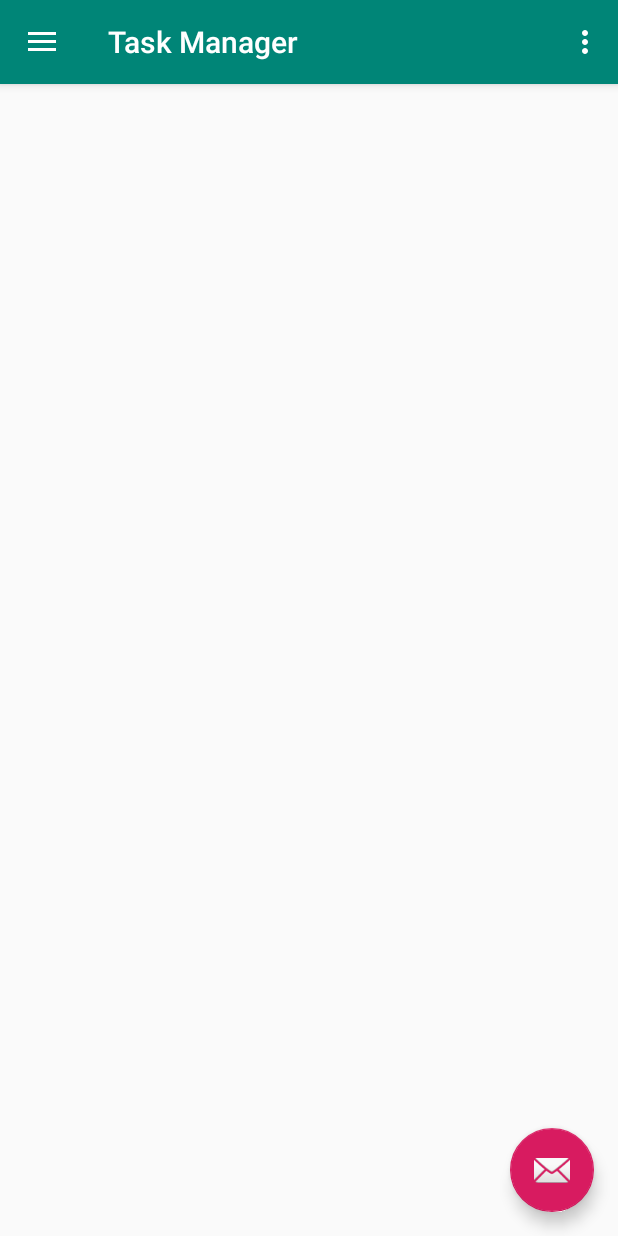
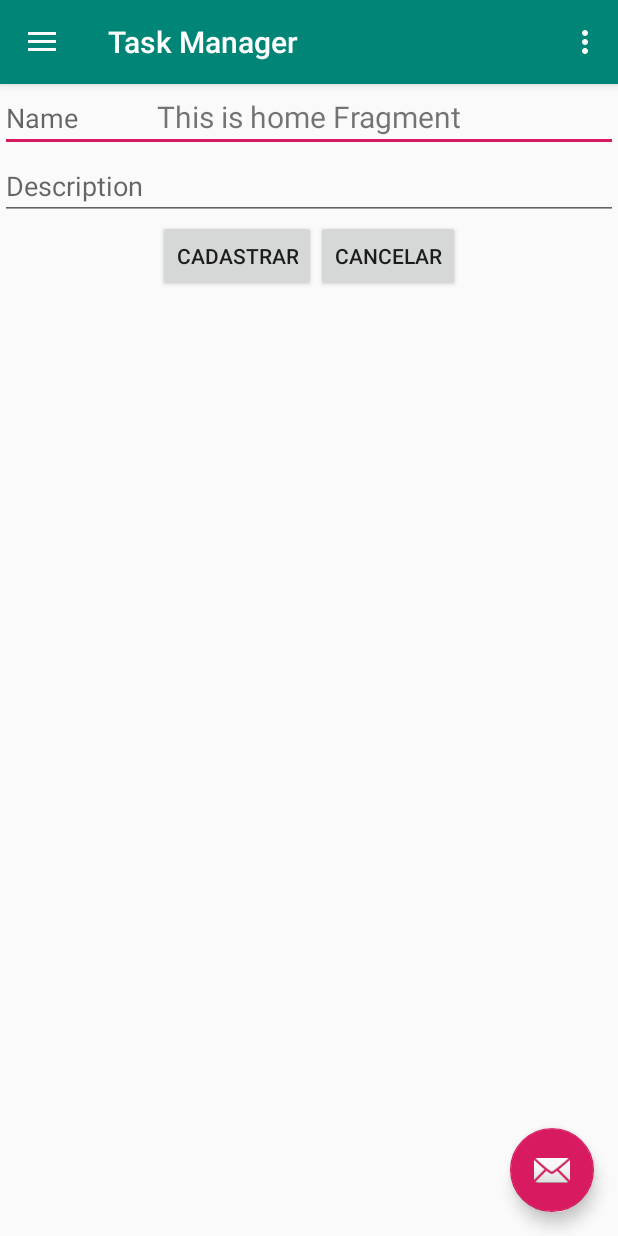
Before and after one commit to WesleyLeocadio/Task-Manager, an Android app: the MainActivity screen opened directly, with no data from a screen before it, after a tap on "Home", on a phone screen of 412 x 824 dp. Run offline under Robolectric (Android 15) with nearby library versions, the phone set to English and light mode, and no system bars; 1 other tap on this screen came first.

Commit message:
fragments criadas

```diff
--- a/app/build.gradle
+++ b/app/build.gradle
@@ -36,6 +36,7 @@ dependencies {
     implementation 'androidx.lifecycle:lifecycle-extensions:2.0.0'
     implementation 'androidx.navigation:navigation-fragment-ktx:2.0.0'
     implementation 'androidx.navigation:navigation-ui-ktx:2.0.0'
+    implementation 'androidx.legacy:legacy-support-v4:1.0.0'
     testImplementation 'junit:junit:4.12'
     androidTestImplementation 'androidx.test:runner:1.1.1'
     androidTestImplementation 'androidx.test.espresso:espresso-core:3.1.1'
--- /dev/null
+++ b/app/src/main/java/com/example/taskmanager/ui/subject/RegisterSubjectFragment.kt
@@ -0,0 +1,36 @@
+package com.example.taskmanager.ui.subject
+
+import android.os.Bundle
+import androidx.fragment.app.Fragment
+import android.view.LayoutInflater
+import android.view.View
+import android.view.ViewGroup
+import com.example.taskmanager.R
+
+
+class RegisterSubjectFragment : Fragment() {
+
+    override fun onCreate(savedInstanceState: Bundle?) {
+        super.onCreate(savedInstanceState)
+
+    }
+
+    override fun onCreateView(
+        inflater: LayoutInflater, container: ViewGroup?,
+        savedInstanceState: Bundle?
+    ): View? {
+
+        return inflater.inflate(R.layout.fragment_register_subject, container, false)
+    }
+
+
+
+
+
+
+
+
+
+
+
+}
--- a/app/src/main/java/com/example/taskmanager/views/MainActivity.kt
+++ b/app/src/main/java/com/example/taskmanager/views/MainActivity.kt
@@ -2,21 +2,19 @@ package com.example.taskmanager.views
 
 import android.content.Intent
 import android.os.Bundle
-import androidx.navigation.findNavController
-import androidx.navigation.ui.AppBarConfiguration
-import androidx.navigation.ui.navigateUp
-import androidx.navigation.ui.setupActionBarWithNavController
-import androidx.navigation.ui.setupWithNavController
 import androidx.drawerlayout.widget.DrawerLayout
 import com.google.android.material.navigation.NavigationView
 import androidx.appcompat.app.AppCompatActivity
 import androidx.appcompat.widget.Toolbar
 import android.view.Menu
 import android.view.MenuItem
-import android.widget.Toast
 import androidx.appcompat.app.ActionBarDrawerToggle
 import androidx.core.view.GravityCompat
+import androidx.fragment.app.Fragment
 import com.example.taskmanager.R
+import com.example.taskmanager.ui.done.DoneFragment
+import com.example.taskmanager.ui.subject.RegisterSubjectFragment
+import com.example.taskmanager.ui.todo.TodoFragment
 import com.example.taskmanager.util.SecurityPreferences
 
 class MainActivity : AppCompatActivity(), NavigationView.OnNavigationItemSelectedListener {
@@ -70,14 +68,22 @@ class MainActivity : AppCompatActivity(), NavigationView.OnNavigationItemSelecte
     override fun onNavigationItemSelected(item: MenuItem): Boolean {
 
         val id = item.itemId
+        var fm = supportFragmentManager
+        var fl:Fragment?=null
+        when (item.itemId) {
+            R.id.nav_home -> fm.beginTransaction().replace(R.id.nav_host_fragment,
+                RegisterSubjectFragment(), "Fragment 1").commit()
+            R.id.nav_done -> fm.beginTransaction().replace(R.id.nav_host_fragment,
+                DoneFragment(), "Fragment 1").commit()
 
-        when (item.itemId) {
-            R.id.nav_done -> Toast.makeText(this, "foi", Toast.LENGTH_LONG).show()
-            R.id.nav_todo -> Toast.makeText(this, "foi", Toast.LENGTH_LONG).show()
+            R.id.nav_todo -> fm.beginTransaction().replace(R.id.nav_host_fragment,
+                TodoFragment(), "Fragment 1").commit()
+
             R.id.nav_logout -> logout()
 
 
         }
+
 
         // Fecha o menu
         val drawer = findViewById<DrawerLayout>(R.id.drawer_layout)
--- a/app/src/main/res/layout/app_bar_main.xml
+++ b/app/src/main/res/layout/app_bar_main.xml
@@ -20,8 +20,8 @@
 
     </com.google.android.material.appbar.AppBarLayout>
 
-<!--     CONTEÚDO DA APLICAÇÃO
-    <include layout="@layout/content_main" />-->
+<!--     CONTEÚDO DA APLICAÇÃO-->
+    <include layout="@layout/content_main" />
 
     <com.google.android.material.floatingactionbutton.FloatingActionButton
         android:id="@+id/fab"
--- /dev/null
+++ b/app/src/main/res/layout/fragment_register_subject.xml
@@ -0,0 +1,48 @@
+<?xml version="1.0" encoding="utf-8"?>
+<FrameLayout xmlns:android="http://schemas.android.com/apk/res/android"
+    xmlns:tools="http://schemas.android.com/tools"
+    android:layout_width="match_parent"
+    android:layout_height="match_parent"
+    tools:context=".ui.subject.RegisterSubjectFragment">
+
+    <LinearLayout
+        android:layout_width="match_parent"
+        android:layout_height="match_parent"
+        android:orientation="vertical">
+
+        <EditText
+            android:id="@+id/txtName"
+            android:layout_width="match_parent"
+            android:layout_height="wrap_content"
+            android:hint="@string/name" />
+
+        <EditText
+            android:id="@+id/txtDescription"
+            android:layout_width="match_parent"
+            android:layout_height="wrap_content"
+            android:hint="@string/description" />
+
+
+        <LinearLayout
+            android:layout_width="match_parent"
+            android:layout_height="wrap_content"
+            android:layout_gravity="center"
+            android:gravity="center"
+            android:orientation="horizontal">
+
+            <Button
+                android:id="@+id/btnRegister"
+                android:layout_width="wrap_content"
+                android:layout_height="wrap_content"
+                android:text="@string/cadastrar" />
+
+            <Button
+                android:id="@+id/btnCancel"
+                android:layout_width="wrap_content"
+                android:layout_height="wrap_content"
+                android:text="@string/cancelar" />
+
+        </LinearLayout>
+    </LinearLayout>
+
+</FrameLayout>
--- a/app/src/main/res/menu/activity_main_drawer.xml
+++ b/app/src/main/res/menu/activity_main_drawer.xml
@@ -5,17 +5,21 @@
 
     <group android:checkableBehavior="single">
         <item
-            android:id="@+id/nav_done"
+            android:id="@+id/nav_home"
             android:icon="@drawable/ic_menu_camera"
             android:title="@string/menu_home" />
         <item
+            android:id="@+id/nav_done"
+            android:icon="@drawable/ic_menu_camera"
+            android:title="@string/menu_done" />
+        <item
             android:id="@+id/nav_todo"
             android:icon="@drawable/ic_menu_gallery"
-            android:title="@string/menu_gallery" />
+            android:title="@string/menu_todo" />
         <item
             android:id="@+id/nav_logout"
             android:icon="@drawable/ic_menu_slideshow"
-            android:title="@string/menu_slideshow" />
+            android:title="@string/menu_logout" />
 
     </group>
 
--- a/app/src/main/res/values/strings.xml
+++ b/app/src/main/res/values/strings.xml
@@ -28,4 +28,13 @@
     <string name="lembrar_senha">Lembre minha senha</string>
     <string name="fazer_login">Fazer login</string>
     <string name="criar_conta">Criar conta</string>
+
+    <!-- TODO: Remove or change this placeholder text -->
+    <string name="hello_blank_fragment">Hello blank fragment</string>
+    <string name="feita">Feita</string>
+    <string name="menu_done">done</string>
+    <string name="menu_todo">A fazer</string>
+    <string name="menu_logout">Sair</string>
+    <string name="description">Description</string>
+    <string name="cancelar">Cancelar</string>
 </resources>
```
Also changed, not shown: app/src/main/java/com/example/taskmanager/ui/done/DoneFragment.kt (added, +25 -0 lines), app/src/main/java/com/example/taskmanager/ui/todo/TodoFragment.kt (added, +27 -0 lines), app/src/main/res/layout/fragment_done.xml (added, +15 -0 lines), app/src/main/res/layout/fragment_todo.xml (added, +14 -0 lines).
